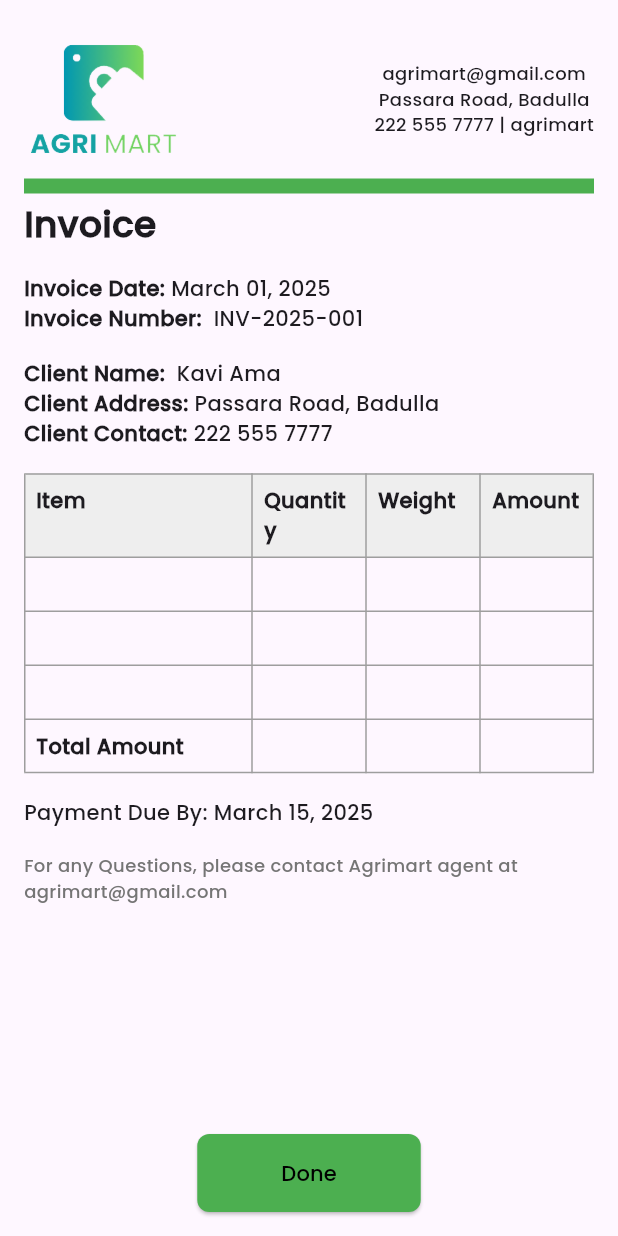
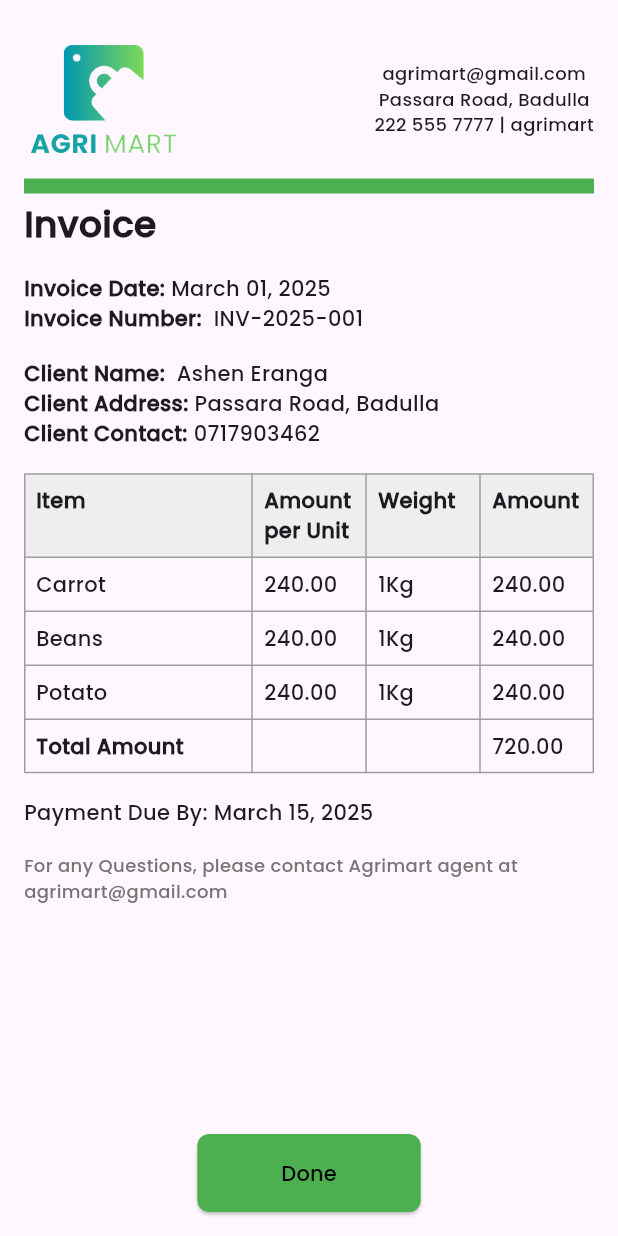
Before and after one commit to sachintha990/agri-mart-app, a Flutter app: the InvoiceScreen screen opened by its route, on a phone screen of 412 x 824 dp. Run offline on Flutter 3.47's test engine with Material 3 defaults, Android fonts, the light colour scheme and no system bars; our stand-ins replace cloud_firestore, firebase_auth, firebase_core, get, google_maps_flutter, image_picker and 1 more; accounts and stored records are empty.

Commit message:
Add order items and total calculation to InvoiceScreen

```diff
--- a/lib/screens/user_panel/invoice_screen.dart
+++ b/lib/screens/user_panel/invoice_screen.dart
@@ -1,7 +1,31 @@
-import 'package:agri_mart/constants/bg_ellipse.dart';
 import 'package:flutter/material.dart';
 
 class InvoiceScreen extends StatelessWidget {
+  final List<Map<String, dynamic>> orderItems = [
+    {
+      'item': 'Carrot',
+      'amountPerUnit': 240.00,
+      'weight': '1Kg',
+      'amount': 240.00,
+    },
+    {
+      'item': 'Beans',
+      'amountPerUnit': 240.00,
+      'weight': '1Kg',
+      'amount': 240.00,
+    },
+    {
+      'item': 'Potato',
+      'amountPerUnit': 240.00,
+      'weight': '1Kg',
+      'amount': 240.00,
+    },
+  ];
+
+  double calculateTotalAmount() {
+    return orderItems.fold(0, (sum, item) => sum + item['amount']);
+  }
+
   @override
   Widget build(BuildContext context) {
     final double screenHeight = MediaQuery.of(context).size.height;
@@ -55,33 +79,38 @@ class InvoiceScreen extends StatelessWidget {
                 // Invoice Details
                 Row(
                   children: [
-                    Text('Invoice Date: ', style: TextStyle(fontWeight: FontWeight.bold)),
+                    Text('Invoice Date: ',
+                        style: TextStyle(fontWeight: FontWeight.bold)),
                     Text('March 01, 2025'),
                   ],
                 ),
                 Row(
                   children: [
-                    Text('Invoice Number: ', style: TextStyle(fontWeight: FontWeight.bold)),
+                    Text('Invoice Number: ',
+                        style: TextStyle(fontWeight: FontWeight.bold)),
                     Text(' INV-2025-001'),
                   ],
                 ),
                 SizedBox(height: screenHeight * 0.02),
                 Row(
                   children: [
-                    Text('Client Name: ', style: TextStyle(fontWeight: FontWeight.bold)),
-                    Text(' Kavi Ama'),
+                    Text('Client Name: ',
+                        style: TextStyle(fontWeight: FontWeight.bold)),
+                    Text(' Ashen Eranga'),
                   ],
                 ),
                 Row(
                   children: [
-                    Text('Client Address:', style: TextStyle(fontWeight: FontWeight.bold)),
+                    Text('Client Address:',
+                        style: TextStyle(fontWeight: FontWeight.bold)),
                     Text(' Passara Road, Badulla'),
                   ],
                 ),
                 Row(
                   children: [
-                    Text('Client Contact:', style: TextStyle(fontWeight: FontWeight.bold)),
-                    Text(' 222 555 7777'),
+                    Text('Client Contact:',
+                        style: TextStyle(fontWeight: FontWeight.bold)),
+                    Text(' 0717903462'),
                   ],
                 ),
                 SizedBox(height: screenHeight * 0.02),
@@ -95,6 +124,7 @@ class InvoiceScreen extends StatelessWidget {
                     3: FlexColumnWidth(1),
                   },
                   children: [
+                    // Header Row
                     TableRow(
                       decoration: BoxDecoration(color: Colors.grey.shade200),
                       children: [
@@ -105,7 +135,7 @@ class InvoiceScreen extends StatelessWidget {
                         ),
                         Padding(
                           padding: EdgeInsets.all(8.0),
-                          child: Text('Quantity',
+                          child: Text('Amount per Unit',
                               style: TextStyle(fontWeight: FontWeight.bold)),
                         ),
                         Padding(
@@ -120,21 +150,30 @@ class InvoiceScreen extends StatelessWidget {
                         ),
                       ],
                     ),
-                    // Empty rows for items
-                    ...List.generate(3, (index) {
+                    // Order Items
+                    ...orderItems.map((item) {
                       return TableRow(
                         children: [
                           Padding(
-                              padding: EdgeInsets.all(8.0), child: Text('')),
+                            padding: EdgeInsets.all(8.0),
+                            child: Text(item['item']),
+                          ),
                           Padding(
-                              padding: EdgeInsets.all(8.0), child: Text('')),
+                            padding: EdgeInsets.all(8.0),
+                            child: Text(
+                                '${item['amountPerUnit'].toStringAsFixed(2)}'),
+                          ),
                           Padding(
-                              padding: EdgeInsets.all(8.0), child: Text('')),
+                            padding: EdgeInsets.all(8.0),
+                            child: Text(item['weight']),
+                          ),
                           Padding(
-                              padding: EdgeInsets.all(8.0), child: Text('')),
+                            padding: EdgeInsets.all(8.0),
+                            child: Text('${item['amount'].toStringAsFixed(2)}'),
+                          ),
                         ],
                       );
-                    }),
+                    }).toList(),
                     // Total Row
                     TableRow(
                       children: [
@@ -145,7 +184,11 @@ class InvoiceScreen extends StatelessWidget {
                         ),
                         Padding(padding: EdgeInsets.all(8.0), child: Text('')),
                         Padding(padding: EdgeInsets.all(8.0), child: Text('')),
-                        Padding(padding: EdgeInsets.all(8.0), child: Text('')),
+                        Padding(
+                          padding: EdgeInsets.all(8.0),
+                          child: Text(
+                              '${calculateTotalAmount().toStringAsFixed(2)}'),
+                        ),
                       ],
                     ),
                   ],
@@ -172,8 +215,10 @@ class InvoiceScreen extends StatelessWidget {
                       ),
                     ),
                     child: Padding(
-                      padding: const EdgeInsets.symmetric(horizontal: 32.0, vertical: 16.0),
-                      child: Text('Done', style: TextStyle(color: Colors.black)),
+                      padding: const EdgeInsets.symmetric(
+                          horizontal: 32.0, vertical: 16.0),
+                      child:
+                          Text('Done', style: TextStyle(color: Colors.black)),
                     ),
                   ),
                 ),
```
Lines whose indentation alone changed are shown as unchanged.
